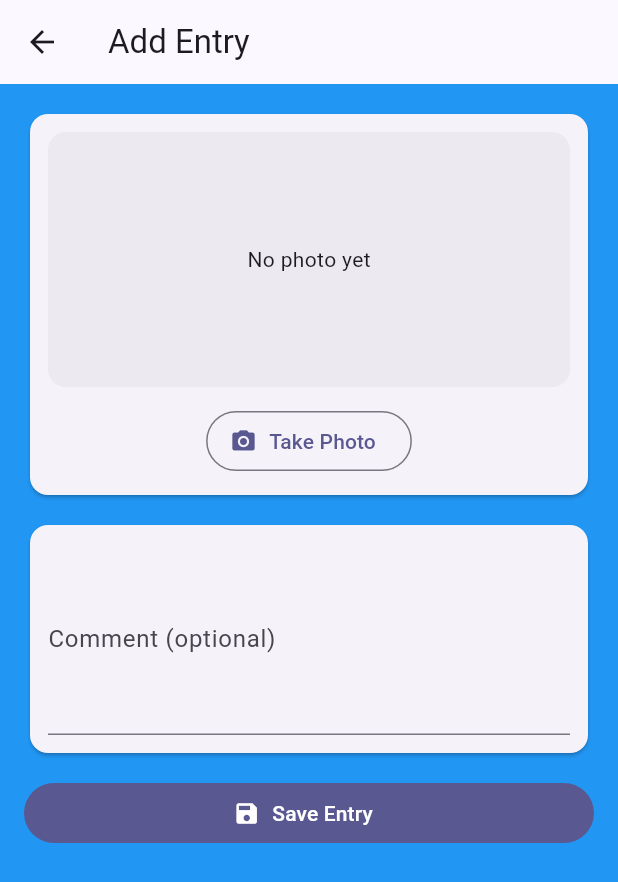
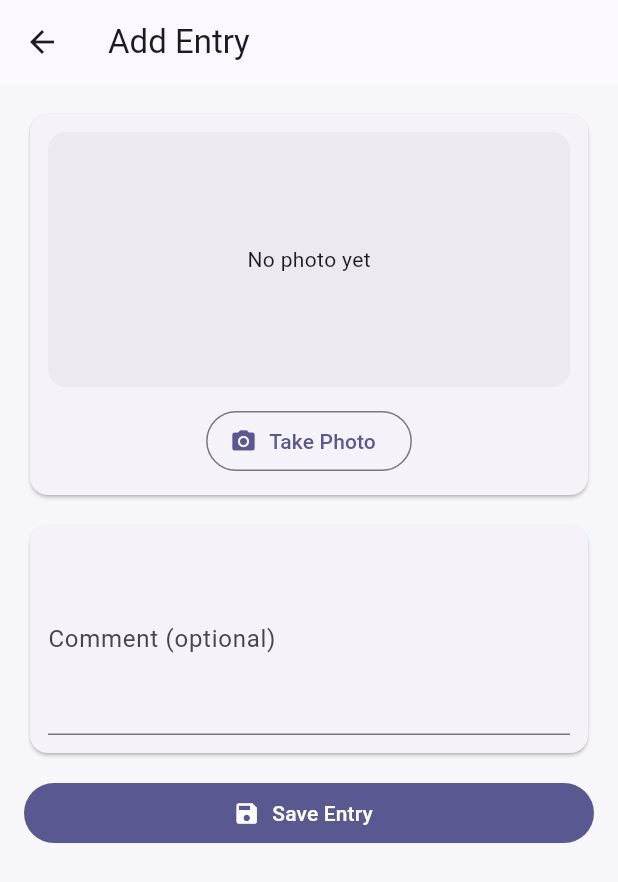
Before and after one commit to chunwee0524-cloud/chunwee_msd_project, a Flutter app: the AddEntryScreen screen opened directly, on a phone screen of 412 x 824 dp. Shown: the top 882 px of the screen. Run offline on Flutter 3.47's test engine with Material 3 defaults, Android fonts, the phone set to English and light mode, and no system bars; our stand-ins replace firebase_analytics, firebase_core, image_picker, shared_preferences, sqflite; accounts and stored records are empty.

Commit message:
change colour

```diff
--- a/lib/screens/add_entry_screen.dart
+++ b/lib/screens/add_entry_screen.dart
@@ -79,7 +79,6 @@ class _AddEntryScreenState extends State<AddEntryScreen> {
   @override
   Widget build(BuildContext context) {
     return Scaffold(
-      backgroundColor: Colors.blue,
       appBar: AppBar(
         title: const Text("Add Entry"),
       ),
--- a/lib/screens/bmi_history_screen.dart
+++ b/lib/screens/bmi_history_screen.dart
@@ -123,6 +123,7 @@ class _BmiHistoryScreenState extends State<BmiHistoryScreen> {
   @override
   Widget build(BuildContext context) {
     return Scaffold(
+      backgroundColor: Colors.cyan,
       appBar: AppBar(
         title: const Text("BMI History"),
         actions: [
```
